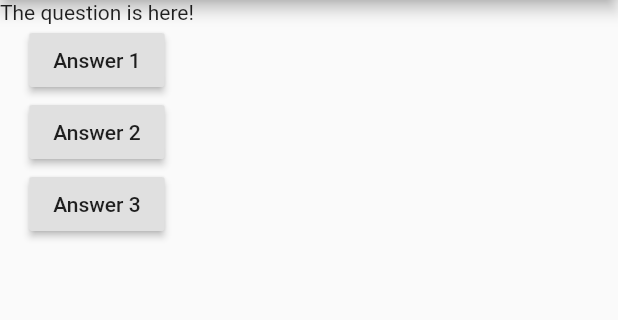
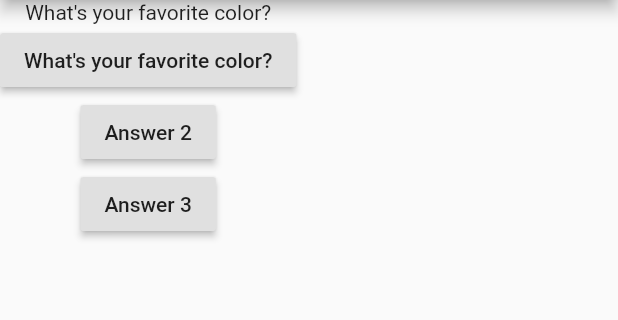
Before and after one commit to 80andAbove/first-flutter-app, a Flutter app: the screen it shows after launch, after a tap on "Answer 3", on a phone screen of 412 x 824 dp, the part 84-404 px from its top. Run offline on Flutter 3.47's test engine with Material 2 defaults, Android fonts, the phone set to English and light mode, and no system bars.

Commit message:
Implemented question index

```diff
--- a/lib/main.dart
+++ b/lib/main.dart
@@ -8,20 +8,28 @@ import 'package:flutter/material.dart';
 void main() => runApp(MyApp());
 
 class MyApp extends StatelessWidget {
+  var questionIndex = 0;
+
   void answerQuestion() {
-    print('Question answered!');
+    questionIndex = questionIndex + 1;
+    print(questionIndex);
   }
 
   @override
   Widget build(BuildContext context) {
+    var questions = [
+      'What\'s your favorite color?',
+      'What\'s your favorite movie?'
+    ];
+
     return MaterialApp(
       home: Scaffold(
           appBar: AppBar(title: Text('My first app')),
           body: Column(
             children: [
-              Text('The question is here!'),
+              Text(questions[questionIndex]),
               RaisedButton(
-                child: Text('Answer 1'),
+                child: Text(questions[questionIndex]),
                 onPressed: answerQuestion,
               ),
               RaisedButton(
```
